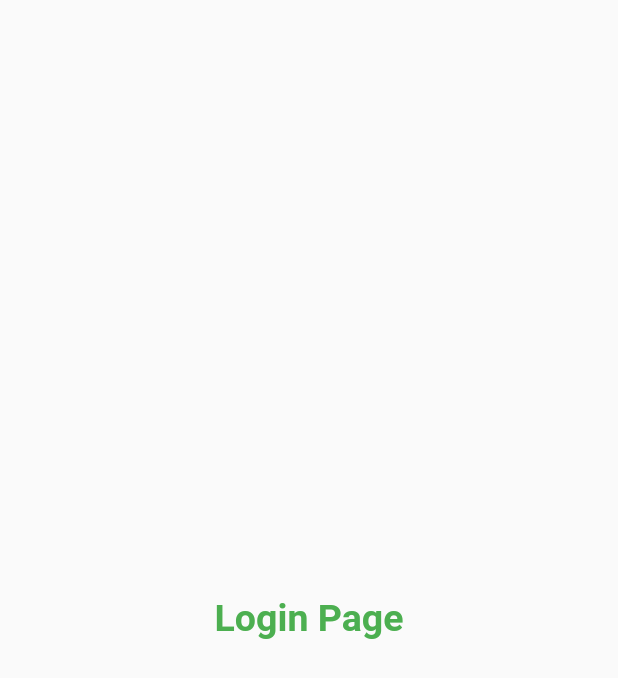
After one commit to MuhammadAliGhaffar/flutter_catelog, a Flutter app: the screen it shows after launch, on a phone screen of 412 x 824 dp. The commit adds this screen. Shown: the top 678 px of the screen. Run offline on Flutter 3.47's test engine with Material 2 defaults, Android fonts, the phone set to English and light mode, and no system bars.

Commit message:
creating routes ,themes light/dark

```diff
--- a/lib/main.dart
+++ b/lib/main.dart
@@ -1,16 +1,36 @@
 import 'package:flutter/material.dart';
-import 'package:flutter_catelog/home_page.dart';
+import 'package:flutter_catelog/pages/home_page.dart';
+import 'package:flutter_catelog/pages/login_page.dart';
 
 void main() {
   runApp(MyApp());
 }
 
 class MyApp extends StatelessWidget {
-
   @override
   Widget build(BuildContext context) {
     return MaterialApp(
-      home: HomePage(),
+      themeMode: ThemeMode.light,
+      theme: ThemeData(primarySwatch: Colors.deepPurple),
+      darkTheme: ThemeData(
+        brightness: Brightness.dark
+      ),
+      routes: {
+        "/": (context) => LoginPage(),
+        "/home": (context) => HomePage(),
+        "/login": (context) => LoginPage()
+      },
     );
   }
+
+  /**
+   * You can call without giving value so it takes 100 as a default value, if value is putted
+   * so it didnt take 100 as a default value take user input value as a parameter
+   */
+  function_1({int r = 100}) {}
+
+  /**
+   * required is a notation that when we call this function required bool value + not be null
+   */
+  function_2({@required bool? flag, int rupees = 10}) {}
 }
--- /dev/null
+++ b/lib/pages/login_page.dart
@@ -0,0 +1,17 @@
+import 'package:flutter/material.dart';
+
+class LoginPage extends StatelessWidget {
+  @override
+  Widget build(BuildContext context) {
+    return Scaffold(
+      body: Container(
+        child: Center(
+          child: Text(
+            "Login Page",
+            style: TextStyle(fontSize: 25, color: Colors.green,fontWeight: FontWeight.bold),
+          ),
+        ),
+      ),
+    );
+  }
+}
```
Also changed, not shown: lib/pages/home_page.dart (renamed from lib/home_page.dart).
